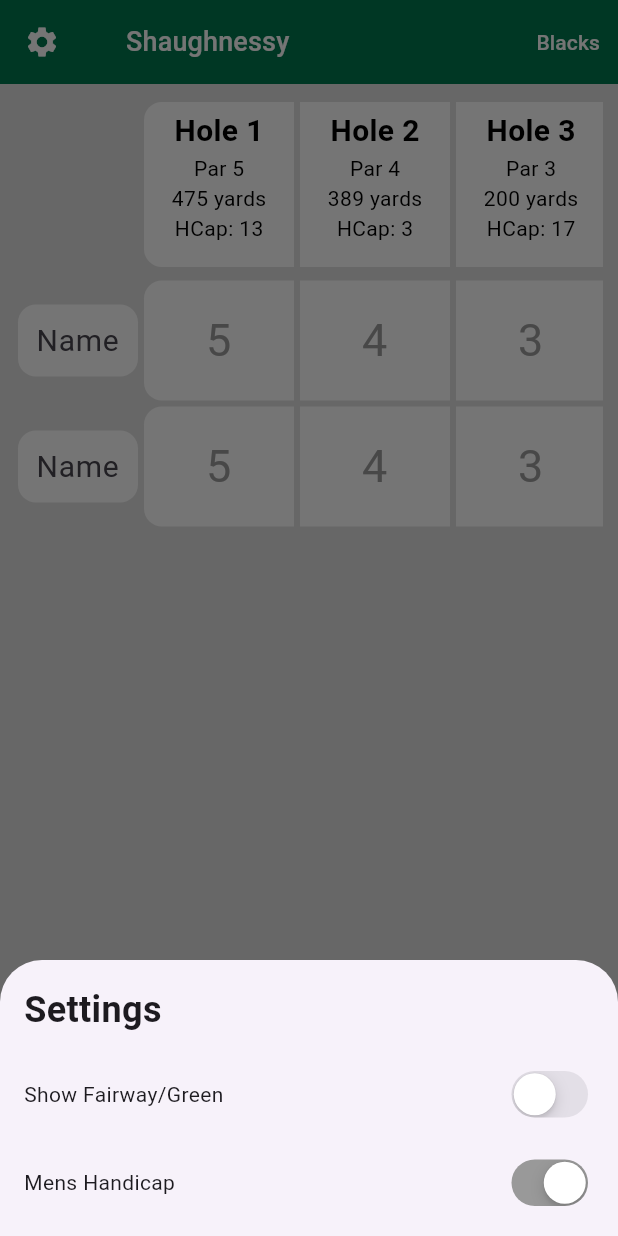
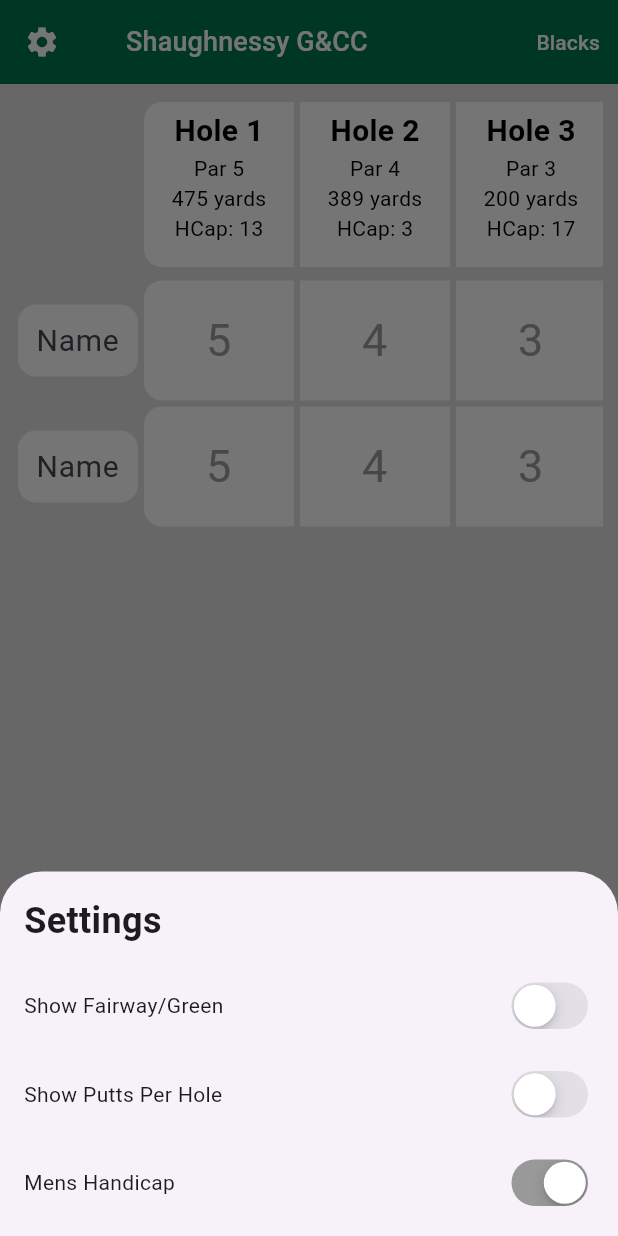
Before and after one commit to joe-mcdonald/scorecard_app, a Flutter app: the screen it shows after launch, after a tap on the "add" icon, after a tap on the "settings" icon, on a phone screen of 412 x 824 dp. Run offline on Flutter 3.47's test engine with Material 3 defaults, Android fonts, the phone set to English and light mode, and no system bars; our stand-ins replace csv, shared_preferences.

Commit message:
added putts per hole feature

```diff
--- a/lib/home_screen.dart
+++ b/lib/home_screen.dart
@@ -2,6 +2,8 @@
 import 'package:flutter/material.dart';
 import 'package:scorecard_app/widgets/course_action_sheet.dart';
 import 'package:scorecard_app/widgets/player_row.dart';
+import 'package:scorecard_app/widgets/putts_row.dart';
+
 import 'package:scorecard_app/widgets/settings_page.dart';
 import 'package:shared_preferences/shared_preferences.dart';
 import 'dart:convert';
@@ -31,14 +33,22 @@
     TextEditingController(),
   ];
 
+  final List<TextEditingController> puttsControllers =
+      List.generate(18, (index) => TextEditingController());
+  List<int> puttsScores = List.generate(18, (index) => 0);
+  final List<FocusNode> puttsFocusNodes =
+      List.generate(18, (index) => FocusNode());
+
   bool isLoading = true;
   bool showFairwayGreen = false;
+  bool showPutterRow = false;
   bool mensHandicap = true;
+
   List<int> fairwaysHit = List.generate(18, (index) => 0);
   List<int> greensHit = List.generate(18, (index) => 0);
   int _selectedIndex = 0;
 
-  String selectedCourse = 'Shaughnessy';
+  String selectedCourse = 'Shaughnessy G&CC';
 
   List<int> par = [];
   List<String> tees = [];
@@ -63,7 +73,7 @@
     super.initState();
     _loadSettings();
     _loadCourseData('shaughnessy').then((_) {
-      setState(() {}); // Trigger a rebuild after loading course data
+      setState(() {});
     });
     for (int i = 0; i < controllers.length; i++) {
       controllers[i].addListener(() {
@@ -77,11 +87,11 @@
       });
     }
     _loadScores();
+    _loadPutts();
   }
 
   @override
   void dispose() {
-    scrollController.dispose();
     for (var focusNode in focusNodes) {
       focusNode.dispose();
     }
@@ -94,7 +104,6 @@
   Future<void> _loadCourseData(String course) async {
     final rawData = await rootBundle.loadString('assets/$course.csv');
     List<List<dynamic>> csvData = const CsvToListConverter().convert(rawData);
-
     setState(() {
       par = csvData[2].sublist(1).map((e) => e as int).toList();
       mensHcap = csvData[3].sublist(1).map((e) => e as int).toList();
@@ -135,6 +144,11 @@
     await prefs.setString('greensHit', jsonEncode(greensHit));
   }
 
+  Future<void> _savePutts() async {
+    final prefs = await SharedPreferences.getInstance();
+    await prefs.setString('puttsScores', jsonEncode(puttsScores));
+  }
+
   Future<void> _loadScores() async {
     final prefs = await SharedPreferences.getInstance();
     setState(() {
@@ -163,10 +177,28 @@
     });
   }
 
+  Future<void> _loadPutts() async {
+    final prefs = await SharedPreferences.getInstance();
+    setState(() {
+      puttsScores =
+          (jsonDecode(prefs.getString('puttsScores') ?? '[]') as List<dynamic>)
+              .cast<int>();
+
+      if (puttsScores.isEmpty) {
+        puttsScores = List.generate(18, (index) => 0);
+      }
+      for (int i = 0; i < puttsControllers.length; i++) {
+        puttsControllers[i].text =
+            puttsScores[i] != 0 ? puttsScores[i].toString() : '';
+      }
+    });
+  }
+
   Future<void> _loadSettings() async {
     final prefs = await SharedPreferences.getInstance();
     setState(() {
       showFairwayGreen = prefs.getBool('showFairwayGreen') ?? false;
+      showPutterRow = prefs.getBool('showPuttsPerHole') ?? false;
       mensHandicap = prefs.getBool('mensHandicap') ?? false;
     });
   }
@@ -175,13 +207,19 @@
     showModalBottomSheet(
       context: context,
       builder: (context) => const SettingsPage(),
-    ).then((_) => _loadSettings()); // Reload settings after closing the model
+    ).then((_) => _loadSettings());
   }
 
   void _toggleFairway(int index) {
     setState(() {
       fairwaysHit[index] = fairwaysHit[index] == 0 ? 1 : 0;
       _saveScores();
+    });
+  }
+
+  void _togglePutterRow() {
+    setState(() {
+      showPutterRow = !showPutterRow;
     });
   }
 
@@ -195,30 +233,27 @@
   void _resetValues() {
     setState(() {
       selectedTee = tees.isNotEmpty ? tees[0] : 'Whites';
-
-      // Reset scores for the first player only
       playersScores[0] = List.generate(18, (index) => 0);
       score = List.generate(18, (index) => 0);
-
-      // Clear text controllers for the first player only
       for (var controller in playersControllers[0]) {
         controller.clear();
       }
-
-      // Reset fairways and greens hit
       fairwaysHit = List.generate(18, (index) => 0);
       greensHit = List.generate(18, (index) => 0);
-
-      // Clear the name controller for the first player only
       nameControllers[0].clear();
-
-      // Remove all other players
       playersControllers.removeRange(1, playersControllers.length);
       playersScores.removeRange(1, playersScores.length);
       playersFocusNodes.removeRange(1, playersFocusNodes.length);
       nameControllers.removeRange(1, nameControllers.length);
 
+      puttsScores = List.generate(18, (index) => 0);
+      showPutterRow = false;
+      for (var controller in puttsControllers) {
+        controller.clear();
+      }
+
       _saveScores();
+      _savePutts();
     });
   }
 
@@ -246,6 +281,13 @@
       playersScores.add(List.generate(18, (index) => 0));
       playersFocusNodes.add(List.generate(18, (index) => FocusNode()));
       nameControllers.add(TextEditingController());
+    });
+  }
+
+  void _addPutter() {
+    setState(() {
+      showPutterRow = true;
+      _loadPutts();
     });
   }
 
@@ -437,6 +479,17 @@
                           scrollController: scrollController,
                         );
                       }),
+                      if (showPutterRow)
+                        Padding(
+                          padding: const EdgeInsets.only(right: 104),
+                          child: PutterRow(
+                            putts: puttsScores,
+                            par: par,
+                            focusNodes: puttsFocusNodes,
+                            controllers: puttsControllers,
+                            scrollController: scrollController,
+                          ),
+                        ),
                       if (showFairwayGreen) // Conditionally render the row based on the switch state
                         Padding(
                           padding: const EdgeInsets.only(right: 20.0),
@@ -557,7 +610,8 @@
                         ),
                         CupertinoActionSheetAction(
                           onPressed: () {
-                            // _addPutterRow();
+                            _addPutter();
+                            // _togglePutterRow();
                             Navigator.pop(context);
                           },
                           child: const Text('Add Putt Counter'),
--- a/lib/widgets/player_row.dart
+++ b/lib/widgets/player_row.dart
@@ -1,6 +1,5 @@
 import 'dart:convert';
 import 'package:flutter/material.dart';
-import 'package:scorecard_app/home_screen.dart';
 import 'package:shared_preferences/shared_preferences.dart';
 
 class PlayerRow extends StatefulWidget {
@@ -42,7 +41,7 @@
       alignment: Alignment.center,
       children: [
         Padding(
-          padding: const EdgeInsets.all(10), // Adjust padding as needed
+          padding: const EdgeInsets.all(10),
           child: GestureDetector(
             onTap: () {
               setState(() {
@@ -51,11 +50,9 @@
                   baseOffset: 0,
                   extentOffset: widget.controllers[index].text.length,
                 );
-
-                // Calculate the target scroll position
                 double screenWidth = MediaQuery.of(context).size.width;
-                double targetScrollPosition = (index * 105.0 + 10) - (screenWidth / 2 - 100); // Assuming each item is 100 wide plus margin
-
+                double targetScrollPosition =
+                    (index * 105.0 + 10) - (screenWidth / 2 - 100);
                 widget.scrollController.animateTo(
                   targetScrollPosition,
                   duration: const Duration(milliseconds: 50),
@@ -71,11 +68,9 @@
                     baseOffset: 0,
                     extentOffset: widget.controllers[index].text.length,
                   );
-
-                  // Calculate the target scroll position
                   double screenWidth = MediaQuery.of(context).size.width;
-                  double targetScrollPosition = (index * 105.0 + 10) - (screenWidth / 2 - 100); // Assuming each item is 100 wide plus margin
-
+                  double targetScrollPosition =
+                      (index * 105.0 + 10) - (screenWidth / 2 - 100);
                   widget.scrollController.animateTo(
                     targetScrollPosition,
                     duration: const Duration(milliseconds: 10),
@@ -101,20 +96,21 @@
               },
               decoration: InputDecoration(
                 hintText: '${widget.par[index]}',
-                hintStyle: const TextStyle(color: Colors.grey, fontSize: 30), // Adjust font size as needed
+                hintStyle: const TextStyle(color: Colors.grey, fontSize: 30),
                 border: InputBorder.none,
-                contentPadding: EdgeInsets.zero, // Remove default padding
+                contentPadding: EdgeInsets.zero,
               ),
               keyboardType: TextInputType.number,
               textAlign: TextAlign.center,
-              style: const TextStyle(color: Colors.black, fontSize: 30), // Adjust font size as needed
+              style: const TextStyle(color: Colors.black, fontSize: 30),
             ),
           ),
         ),
         Positioned.fill(
           child: IgnorePointer(
             child: CustomPaint(
-              painter: _ShapePainter(widget.par[index], int.tryParse(widget.controllers[index].text)),
+              painter: _ShapePainter(widget.par[index],
+                  int.tryParse(widget.controllers[index].text)),
             ),
           ),
         ),
@@ -160,7 +156,8 @@
               color: Colors.white,
               borderRadius: BorderRadius.only(
                 topLeft: index == 0 ? const Radius.circular(12) : Radius.zero,
-                bottomLeft: index == 0 ? const Radius.circular(12) : Radius.zero,
+                bottomLeft:
+                    index == 0 ? const Radius.circular(12) : Radius.zero,
               ),
             ),
             child: Center(
@@ -198,7 +195,10 @@
               ),
               Text(
                 'T: ${widget.score.sublist(0, 9).reduce((a, b) => a + b) + widget.score.sublist(9, 18).reduce((a, b) => a + b)}',
-                style: const TextStyle(color: Colors.black, fontSize: 16, fontWeight: FontWeight.bold),
+                style: const TextStyle(
+                    color: Colors.black,
+                    fontSize: 16,
+                    fontWeight: FontWeight.bold),
                 textAlign: TextAlign.left,
               ),
             ],
@@ -219,11 +219,6 @@
   void paint(Canvas canvas, Size size) {
     if (score == null) return;
 
-    final paint = Paint()
-      ..color = Colors.black
-      ..style = PaintingStyle.stroke // Use stroke to create outlines
-      ..strokeWidth = 3.0; // Make circles thicker to match squares
-
     int difference = score! - par;
 
     if (difference <= -2) {
@@ -238,12 +233,16 @@
   }
 
   void _drawCircles(Canvas canvas, Size size, int count) {
-    final radius = size.width / 3; // Adjust radius to ensure circles are smaller
+    final radius =
+        size.width / 3; // Adjust radius to ensure circles are smaller
     final center = Offset(size.width / 2, size.height / 2);
 
     for (int i = 0; i < count; i++) {
       final offset = Offset(
-        center.dx + (i - (count - 1) / 2) * radius * 0, // Further reduce the offset to fully overlap circles
+        center.dx +
+            (i - (count - 1) / 2) *
+                radius *
+                0, // Further reduce the offset to fully overlap circles
         center.dy,
       );
       canvas.drawCircle(
@@ -265,9 +264,11 @@
       ..strokeWidth = 3.0; // Make squares thicker
 
     for (int i = 0; i < count; i++) {
-      final halfSize = size.width / 5 * (1 - 0.3 * i); // smaller size to fit within grid
+      final halfSize =
+          size.width / 5 * (1 - 0.3 * i); // smaller size to fit within grid
       canvas.drawRect(
-        Rect.fromCenter(center: center, width: halfSize * 3, height: halfSize * 3),
+        Rect.fromCenter(
+            center: center, width: halfSize * 3, height: halfSize * 3),
         paint,
       );
     }
--- a/lib/widgets/settings_page.dart
+++ b/lib/widgets/settings_page.dart
@@ -13,6 +13,7 @@
 
 class _SettingsPageState extends State<SettingsPage> {
   bool showFairwayGreen = false;
+  bool showPuttsPerHole = false;
   bool showMensHandicap = true;
   Timer? _popupTimer;
 
@@ -26,21 +27,23 @@
     final prefs = await SharedPreferences.getInstance();
     setState(() {
       showFairwayGreen = prefs.getBool('showFairwayGreen') ?? false;
+      showPuttsPerHole = prefs.getBool('showPuttsPerHole') ?? false;
       showMensHandicap = prefs.getBool('mensHandicap') ?? true;
     });
   }
 
-  Future<void> _saveSettings(bool showFairwayGreenValue, bool mensHandicapValue) async {
+  Future<void> _saveSettings(bool showFairwayGreenValue,
+      bool showPuttsPerHoleValue, bool mensHandicapValue) async {
     final prefs = await SharedPreferences.getInstance();
     await prefs.setBool('showFairwayGreen', showFairwayGreenValue);
-    await prefs.setBool('mensHandicap', mensHandicapValue); //men = true, women = false
+    await prefs.setBool('showPuttsPerHole', showPuttsPerHoleValue);
+    await prefs.setBool('mensHandicap', mensHandicapValue);
   }
 
   void _showPopup() {
     final overlay = Overlay.of(context)?.context.findRenderObject();
     final overlayBox = overlay as RenderBox;
     final offset = overlayBox.localToGlobal(Offset.zero);
-
     final entry = OverlayEntry(
       builder: (context) => Positioned(
         top: offset.dy + 300,
@@ -98,7 +101,27 @@
                 onChanged: (bool showFairwayGreenValue) {
                   setState(() {
                     showFairwayGreen = showFairwayGreenValue;
-                    _saveSettings(showFairwayGreenValue, showMensHandicap);
+                    _saveSettings(showFairwayGreenValue, showPuttsPerHole,
+                        showMensHandicap);
+                  });
+                },
+              ),
+            ],
+          ),
+          const SizedBox(height: 20),
+          Row(
+            mainAxisAlignment: MainAxisAlignment.spaceBetween,
+            children: [
+              GestureDetector(
+                child: const Text('Show Putts Per Hole'),
+              ),
+              CupertinoSwitch(
+                value: showPuttsPerHole,
+                onChanged: (bool showPuttsPerHoleValue) {
+                  setState(() {
+                    showPuttsPerHole = showPuttsPerHoleValue;
+                    _saveSettings(showFairwayGreen, showPuttsPerHoleValue,
+                        showMensHandicap);
                   });
                 },
               ),
@@ -117,7 +140,8 @@
                 onChanged: (bool showMensHandicapValue) {
                   setState(() {
                     showMensHandicap = showMensHandicapValue;
-                    _saveSettings(showFairwayGreen, showMensHandicapValue);
+                    _saveSettings(showFairwayGreen, showPuttsPerHole,
+                        showMensHandicapValue);
                   });
                 },
               ),
```
Also changed, not shown: lib/widgets/putts_row.dart (+57 -63 lines).
